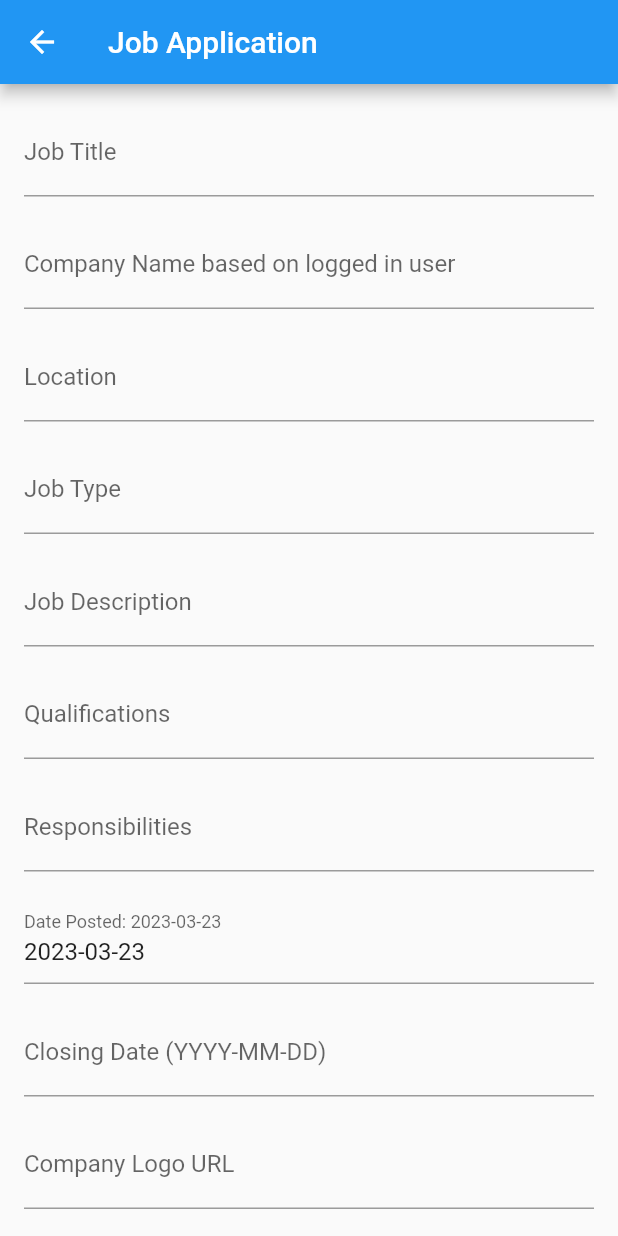
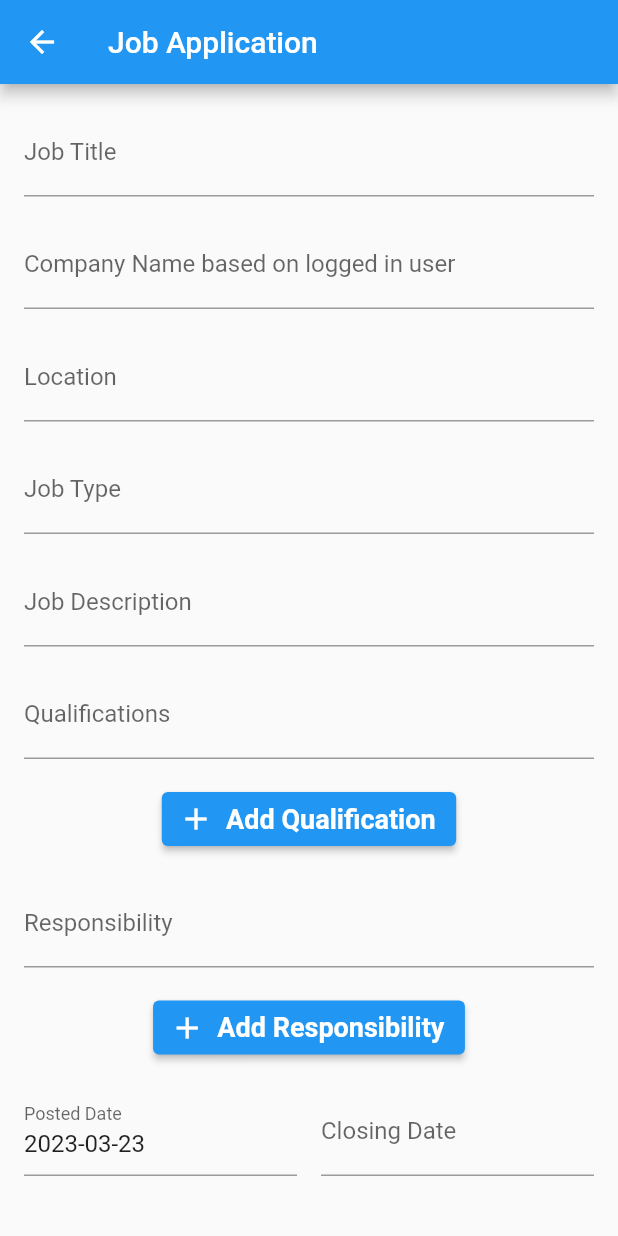
Before and after one commit to ASE-485-Job-Search-Team/ase485jobsearch-frontend, a Flutter app: the MainAppLayout screen opened by its route, item 2 of the bottom bar chosen, after a tap on "Create Application", on a phone screen of 412 x 824 dp. Run offline on Flutter 3.47's test engine with Material 2 defaults, Android fonts, the phone set to English and light mode, and no system bars; our stand-ins replace file_picker, pie_chart; network calls fail.

Commit message:
Resume upload and Applications Form Fields meet requirements of model

```diff
--- a/lib/screens/my_applications/my_applications.dart
+++ b/lib/screens/my_applications/my_applications.dart
@@ -7,6 +7,7 @@ import 'package:jobsearchmobile/screens/home/widgets/pie_chart.dart';
 import 'package:jobsearchmobile/screens/my_applications/widgets/application_card.dart';
 import 'package:jobsearchmobile/screens/my_applications/widgets/create_app_button.dart';
 import 'package:http/http.dart' as http;
+import 'package:jobsearchmobile/screens/my_applications/widgets/resume_upload_button.dart';
 import '../../constants/api.dart';
 
 class MyApplications extends StatefulWidget {
@@ -72,7 +73,12 @@ class _MyApplicationsState extends State<MyApplications> {
         child: Column(
           crossAxisAlignment: CrossAxisAlignment.start,
           children: [
-            CreateAppButton(),
+            Row(
+              children: [
+                CreateAppButton(),
+                ResumeUploadButton(),
+              ],
+            ),
             const Text(
               'Overview',
               style: TextStyle(fontSize: 22.0, fontWeight: FontWeight.w600),
--- a/lib/screens/my_applications/pages/job_app_create_form.dart
+++ b/lib/screens/my_applications/pages/job_app_create_form.dart
@@ -15,12 +15,13 @@ class _JobApplicationPageState extends State<JobApplicationPage> {
   final TextEditingController _locationController = TextEditingController();
   final TextEditingController _jobTypeController = TextEditingController();
   final TextEditingController _jobDescriptionController = TextEditingController();
-  final TextEditingController _qualificationsController = TextEditingController();
-  final TextEditingController _responsibilitiesController = TextEditingController();
   final TextEditingController _postedDateController = TextEditingController();
   final TextEditingController _closingDateController = TextEditingController();
   final TextEditingController _companyLogoURLController = TextEditingController();
   final TextEditingController _salaryRangeController = TextEditingController();
+
+  List<TextEditingController> _qualificationControllers = [];
+  List<TextEditingController> _responsibilitiesControllers = [];
 
   String? _validateNotEmpty(String? value) {
     if (value == null || value.isEmpty) {
@@ -32,7 +33,10 @@ class _JobApplicationPageState extends State<JobApplicationPage> {
   @override
   void initState() {
     super.initState();
-    _postedDateController.text = DateFormat('yyyy-MM-dd').format(DateTime.now());
+    _postedDateController.text =
+        DateFormat('yyyy-MM-dd').format(DateTime.now());
+    _qualificationControllers.add(TextEditingController());
+    _responsibilitiesControllers.add(TextEditingController());
   }
 
   @override
@@ -42,13 +46,71 @@ class _JobApplicationPageState extends State<JobApplicationPage> {
     _locationController.dispose();
     _jobTypeController.dispose();
     _jobDescriptionController.dispose();
-    _qualificationsController.dispose();
-    _responsibilitiesController.dispose();
     _postedDateController.dispose();
     _closingDateController.dispose();
     _companyLogoURLController.dispose();
     _salaryRangeController.dispose();
+    for (var controller in _qualificationControllers) {
+      controller.dispose();
+    }
     super.dispose();
+
+    for (var controller in _responsibilitiesControllers) {
+      controller.dispose();
+    }
+    super.dispose();
+  }
+
+  Widget _buildResponsibilityFields() {
+    List<Widget> fields = [];
+    for (var i = 0; i < _responsibilitiesControllers.length; i++) {
+      fields.addAll([
+        TextFormField(
+          decoration: InputDecoration(labelText: 'Responsibility'),
+          controller: _responsibilitiesControllers[i],
+          maxLines: null,
+          keyboardType: TextInputType.multiline,
+          validator: _validateNotEmpty,
+        ),
+        SizedBox(height: 16.0),
+      ]);
+    }
+    fields.add(ElevatedButton.icon(
+      onPressed: () {
+        setState(() {
+          _responsibilitiesControllers.add(TextEditingController());
+        });
+      },
+      icon: Icon(Icons.add),
+      label: Text('Add Responsibility'),
+    ));
+    return Column(children: fields);
+  }
+
+  Widget _buildQualificationFields() {
+    List<Widget> fields = [];
+    for (var i = 0; i < _qualificationControllers.length; i++) {
+      fields.addAll([
+        TextFormField(
+          decoration: InputDecoration(labelText: 'Qualifications'),
+          controller: _qualificationControllers[i],
+          maxLines: null,
+          keyboardType: TextInputType.multiline,
+          validator: _validateNotEmpty,
+        ),
+        SizedBox(height: 16.0),
+      ]);
+    }
+    fields.add(ElevatedButton.icon(
+      onPressed: () {
+        setState(() {
+          _qualificationControllers.add(TextEditingController());
+        });
+      },
+      icon: Icon(Icons.add),
+      label: Text('Add Qualification'),
+    ));
+    return Column(children: fields);
   }
 
   @override
@@ -72,7 +134,8 @@ class _JobApplicationPageState extends State<JobApplicationPage> {
                 ),
                 SizedBox(height: 16.0),
                 TextFormField(
-                  decoration: InputDecoration(labelText: 'Company Name based on logged in user'),
+                  decoration: InputDecoration(
+                      labelText: 'Company Name based on logged in user'),
                   controller: _companyNameController,
                   validator: _validateNotEmpty,
                   readOnly: true,
@@ -98,65 +161,61 @@ class _JobApplicationPageState extends State<JobApplicationPage> {
                   validator: _validateNotEmpty,
                 ),
                 SizedBox(height: 16.0),
-                TextFormField(
-                  decoration: InputDecoration(labelText: 'Qualifications'),
-                  controller: _qualificationsController,
-                  maxLines: null,
-                  keyboardType: TextInputType.multiline,
-                  validator: _validateNotEmpty,
-                ),
+                _buildQualificationFields(),
                 SizedBox(height: 16.0),
-                TextFormField(
-                  decoration: InputDecoration(labelText: 'Responsibilities'),
-                  controller: _responsibilitiesController,
-                  maxLines: null,
-                  keyboardType: TextInputType.multiline,
-                  validator: _validateNotEmpty,
-                ),
+                _buildResponsibilityFields(),
                 SizedBox(height: 16.0),
-                TextFormField(
-                  decoration: InputDecoration(labelText: 'Date Posted: ${DateFormat('yyyy-MM-dd').format(DateTime.now())}'),
-                  controller: _postedDateController,
-                  validator: _validateNotEmpty,
-                  readOnly: true,
-                ),
-                SizedBox(height: 16.0),
-                TextFormField(
-                  decoration: InputDecoration(labelText: 'Closing Date (YYYY-MM-DD)'),
-                  controller: _closingDateController,
-                  validator: _validateNotEmpty,
+                Row(
+                  children: [
+                    Expanded(
+                      child: TextFormField(
+                        decoration: InputDecoration(labelText: 'Posted Date'),
+                        controller: _postedDateController,
+                        readOnly: true,
+                      ),
+                    ),
+                    SizedBox(width: 16.0),
+                    Expanded(
+                      child: TextFormField(
+                        decoration: InputDecoration(labelText: 'Closing Date'),
+                        controller: _closingDateController,
+                        validator: _validateNotEmpty,
+                        onTap: () async {
+                          DateTime? pickedDate = await showDatePicker(
+                            context: context,
+                            initialDate: DateTime.now(),
+                            firstDate: DateTime.now(),
+                            lastDate: DateTime.now().add(Duration(days: 365)),
+                          );
+                          if (pickedDate != null) {
+                            _closingDateController.text =
+                                DateFormat('yyyy-MM-dd').format(pickedDate);
+                          }
+                        },
+                      ),
+                    ),
+                  ],
                 ),
                 SizedBox(height: 16.0),
                 TextFormField(
                   decoration: InputDecoration(labelText: 'Company Logo URL'),
                   controller: _companyLogoURLController,
+                  keyboardType: TextInputType.url,
                   validator: _validateNotEmpty,
                 ),
                 SizedBox(height: 16.0),
                 TextFormField(
                   decoration: InputDecoration(labelText: 'Salary Range'),
                   controller: _salaryRangeController,
+                  keyboardType: TextInputType.number,
                   validator: _validateNotEmpty,
                 ),
                 SizedBox(height: 16.0),
                 ElevatedButton(
                   onPressed: () {
                     if (_formKey.currentState!.validate()) {
-                      Map<String, dynamic> jsonData = {
-                        'jobTitle': _jobTitleController.text,
-                        'company': "Company Name Based on Logged in User/Company",
-                        'location': _locationController.text,
-                        'jobType': _jobTypeController.text,
-                        'jobDescription': _jobDescriptionController.text,
-                        'qualifications': _qualificationsController.text,
-                        'responsibilities': _responsibilitiesController.text,
-                        'datePosted': DateFormat('yyyy-MM-dd').format(DateTime.now()),
-                        'closingDate': _closingDateController.text,
-                        'companyLogoURL': _companyLogoURLController.text,
-                        'salaryRange': _salaryRangeController.text,
-                      };
-                      print(jsonData);
-                      // Send jsonData to database
+// Submit job application
+// ...
                     }
                   },
                   child: Text('Submit'),
--- /dev/null
+++ b/lib/screens/my_applications/widgets/resume_upload_button.dart
@@ -0,0 +1,41 @@
+import 'package:flutter/material.dart';
+import 'package:file_picker/file_picker.dart';
+
+class ResumeUploadButton extends StatefulWidget {
+  @override
+  _ResumeUploadButtonState createState() => _ResumeUploadButtonState();
+}
+
+class _ResumeUploadButtonState extends State<ResumeUploadButton> {
+  String _resumeFileName = '';
+
+  Future<void> _uploadResume() async {
+    final filePickerResult = await FilePicker.platform.pickFiles(type: FileType.custom, allowedExtensions: ['pdf']);
+
+    if (filePickerResult != null && filePickerResult.files.isNotEmpty) {
+      final file = filePickerResult.files.first;
+      setState(() {
+        _resumeFileName = file.name ?? '';
+      });
+
+      // TODO: Implement resume upload logic
+    }
+  }
+
+  @override
+  Widget build(BuildContext context) {
+    return Column(
+      children: [
+        if (_resumeFileName.isNotEmpty)
+          Text(
+            'Selected resume: $_resumeFileName',
+            style: TextStyle(fontWeight: FontWeight.bold),
+          ),
+        ElevatedButton(
+          onPressed: _uploadResume,
+          child: Text('Upload Resume (PDF)'),
+        ),
+      ],
+    );
+  }
+}
--- a/pubspec.yaml
+++ b/pubspec.yaml
@@ -32,6 +32,7 @@ dependencies:
     sdk: flutter
   file_picker: ^4.0.0
   http: ^0.13.5
+
 
 
 
```
Also changed, not shown: pubspec.lock.
